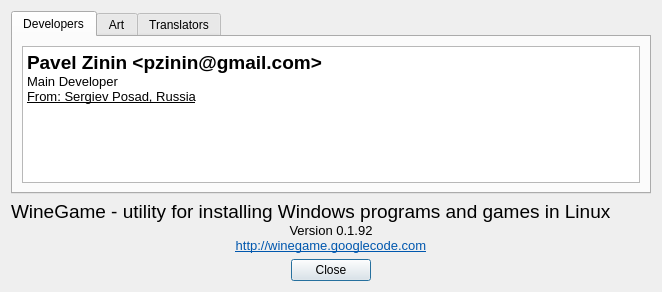
Qt form src/about.ui (pashazz/winegame) before a commit.
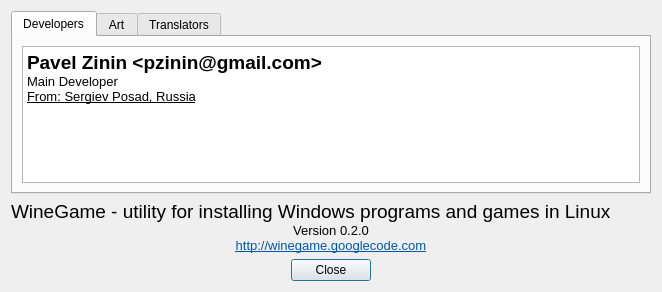
The same form after that commit.

The edit to the form file:
```diff
--- a/src/about.ui
+++ b/src/about.ui
@@ -105,7 +105,7 @@
 p, li { white-space: pre-wrap; }
 &lt;/style&gt;&lt;/head&gt;&lt;body style=&quot; font-family:'Droid Sans'; font-size:10pt; font-weight:400; font-style:normal;&quot;&gt;
 &lt;p style=&quot; margin-top:0px; margin-bottom:0px; margin-left:0px; margin-right:0px; -qt-block-indent:0; text-indent:0px;&quot;&gt;&lt;span style=&quot; font-size:14pt;&quot;&gt;WineGame - utility for installing Windows programs and games in Linux&lt;/span&gt;&lt;/p&gt;
-&lt;p align=&quot;center&quot; style=&quot; margin-top:0px; margin-bottom:0px; margin-left:0px; margin-right:0px; -qt-block-indent:0; text-indent:0px;&quot;&gt;Version 0.1.92&lt;/p&gt;
+&lt;p align=&quot;center&quot; style=&quot; margin-top:0px; margin-bottom:0px; margin-left:0px; margin-right:0px; -qt-block-indent:0; text-indent:0px;&quot;&gt;Version 0.2.0&lt;/p&gt;
 &lt;p align=&quot;center&quot; style=&quot; margin-top:0px; margin-bottom:0px; margin-left:0px; margin-right:0px; -qt-block-indent:0; text-indent:0px;&quot;&gt;&lt;a href=&quot;http://winegame.googlecode.com&quot;&gt;&lt;span style=&quot; text-decoration: underline; color:#0057ae;&quot;&gt;http://winegame.googlecode.com&lt;/span&gt;&lt;/a&gt;&lt;/p&gt;&lt;/body&gt;&lt;/html&gt;</string>
      </property>
     </widget>
```
